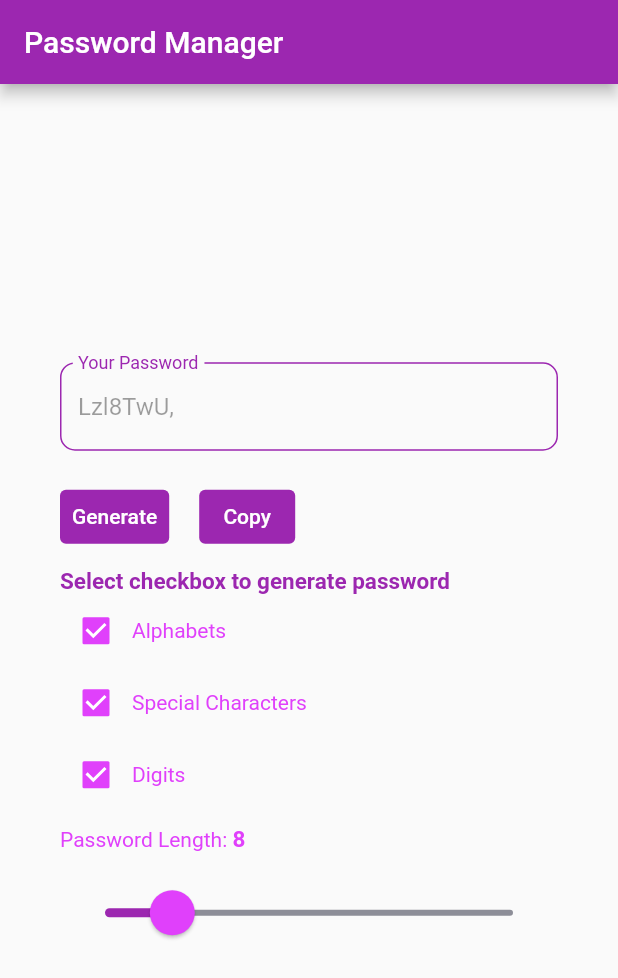
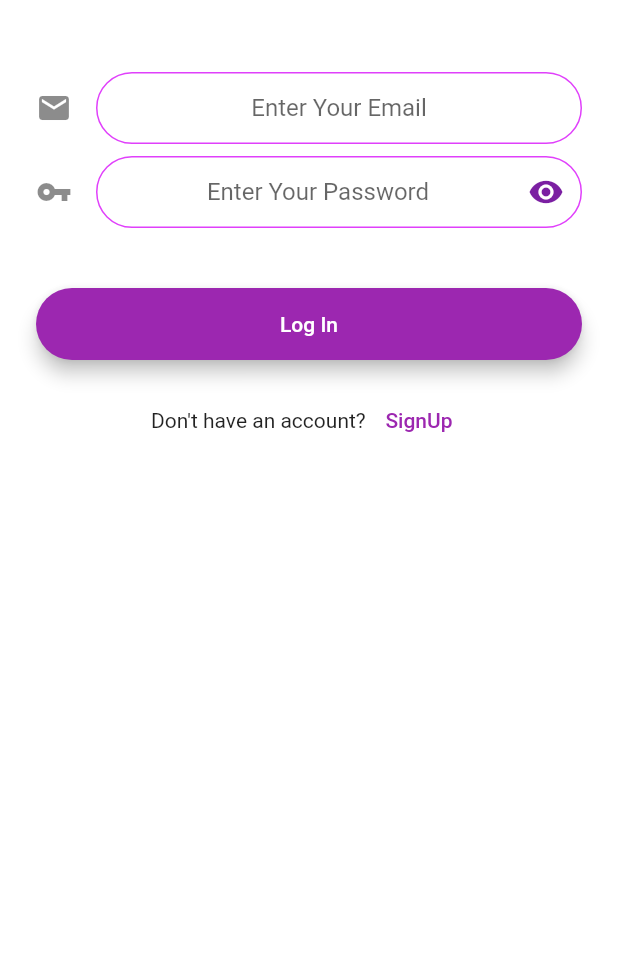
Before and after one commit to umairliaqat33/Password_Manager, a Flutter app: the screen it shows after launch, on a phone screen of 412 x 824 dp. Shown: the top 978 px of the screen. Run offline on Flutter 3.47's test engine with Material 2 defaults, Android fonts, the light colour scheme and no system bars; our stand-ins replace cloud_firestore, firebase_auth, firebase_core, fluttertoast, modal_progress_hud; accounts and stored records are empty; Roboto replaces fonts that are missing (Quicksand).

Commit message:
made login and register screens with proper validations and also made user to login, register and logout. task id: 5VhChIEA

```diff
--- a/lib/main.dart
+++ b/lib/main.dart
@@ -1,17 +1,51 @@
-import 'dart:math';
+// @dart=2.9
+import 'package:flutter/material.dart';
 import 'package:firebase_core/firebase_core.dart';
-import 'package:flutter/material.dart';
-import 'package:password_manager/screens/password_creating_screen.dart';
+import 'package:firebase_auth/firebase_auth.dart';
+import 'package:password_manager/screens/login_screen.dart';
+import 'package:password_manager/screens/welcom_screen.dart';
 
-Future<void> main()async {
+User user = FirebaseAuth.instance.currentUser;
+
+Future<void> main() async {
   WidgetsFlutterBinding.ensureInitialized();
   await Firebase.initializeApp();
-  runApp(const MyHomePage());
+  // runApp(ChangeNotifierProvider(
+  //     create: (context) => Transactions(), child: MyApp()));
+  runApp(MyApp());
+}
+
+class MyApp extends StatelessWidget {
+  final Future<FirebaseApp> _fbApp = Firebase.initializeApp();
+
+  @override
+  Widget build(BuildContext context) {
+    return MaterialApp(
+      theme: ThemeData(
+        fontFamily: 'Quicksand',
+        primarySwatch: Colors.purple,
+        primaryColor: Colors.purpleAccent,
+      ),
+      home: FutureBuilder(
+        future: _fbApp,
+        builder: (context, snapshot) {
+          if (snapshot.hasError) {
+            print("You have an error ${snapshot.error.toString()}");
+            return Text("Something went wrong");
+          } else if (snapshot.hasData) {
+            return MyHomePage();
+          } else {
+            return Center(
+              child: CircularProgressIndicator(),
+            );
+          }
+        },
+      ),
+    );
+  }
 }
 
 class MyHomePage extends StatefulWidget {
-  const MyHomePage({Key? key}) : super(key: key);
-
   @override
   State<MyHomePage> createState() => _MyHomePageState();
 }
@@ -21,17 +55,14 @@ class _MyHomePageState extends State<MyHomePage> {
   Widget build(BuildContext context) {
     return MaterialApp(
       theme: ThemeData(
-        appBarTheme: AppBarTheme(color: Colors.purple),
-        checkboxTheme: CheckboxThemeData(
-          fillColor:
-              MaterialStateColor.resolveWith((states) => Colors.purpleAccent),
-          checkColor: MaterialStateColor.resolveWith((states) => Colors.white),
-        ),
-        primaryColor: Colors.purple,
+        fontFamily: 'Quicksand',
+        primarySwatch: Colors.purple,
+        primaryColor: Colors.purpleAccent,
       ),
-      home: Scaffold(
-        body: PasswordCreation(),
-      ),
+      initialRoute: '/',
+      routes: {
+        '/': (context) => user == null ? LoginScreen() : WelcomeUserScreen(),
+      },
     );
   }
 }
--- /dev/null
+++ b/lib/models/constants.dart
@@ -0,0 +1,25 @@
+import 'package:flutter/material.dart';
+
+const kMessageContainerDecoration = BoxDecoration(
+  border: Border(
+    top: BorderSide(color: Colors.lightBlueAccent, width: 2.0),
+  ),
+);
+
+const kMessageTextFieldDecoration = InputDecoration(
+  hintText: 'Enter a value',
+  icon: Icon(null),
+  // errorText: null,
+  contentPadding: EdgeInsets.symmetric(vertical: 10.0, horizontal: 20.0),
+  border: OutlineInputBorder(
+    borderRadius: BorderRadius.all(Radius.circular(32.0)),
+  ),
+  enabledBorder: OutlineInputBorder(
+    borderSide: BorderSide(color: Colors.purpleAccent, width: 1.0),
+    borderRadius: BorderRadius.all(Radius.circular(32.0)),
+  ),
+  focusedBorder: OutlineInputBorder(
+    borderSide: BorderSide(color: Colors.purple, width: 2.0),
+    borderRadius: BorderRadius.all(Radius.circular(32.0)),
+  ),
+);
--- /dev/null
+++ b/lib/models/credentials.dart
@@ -0,0 +1,21 @@
+class UserModel {
+  String? id;
+  String? name;
+  String? email;
+
+  //receiving data from firebase
+  UserModel({this.id, this.name, this.email});
+
+  factory UserModel.fromMap(map) {
+    return UserModel(id: map['id'], name: map['Name'], email: map['Email']);
+  }
+
+  //sending data to firebase
+  Map<String, dynamic> toMap() {
+    return {
+      'id': id,
+      'Email': email,
+      'Name': name,
+    };
+  }
+}
--- /dev/null
+++ b/lib/screens/login_screen.dart
@@ -0,0 +1,217 @@
+import 'dart:io';
+
+import 'package:firebase_auth/firebase_auth.dart';
+import 'package:flutter/material.dart';
+import 'package:fluttertoast/fluttertoast.dart';
+import 'package:modal_progress_hud/modal_progress_hud.dart';
+import 'package:password_manager/models/constants.dart';
+import 'package:password_manager/screens/register_screen.dart';
+import 'package:password_manager/screens/welcom_screen.dart';
+
+class LoginScreen extends StatefulWidget {
+  static const String id = 'login_screen';
+
+  @override
+  _LoginScreenState createState() => _LoginScreenState();
+}
+
+class _LoginScreenState extends State<LoginScreen> {
+  final emailController = TextEditingController();
+  final passController = TextEditingController();
+  final _formKey = GlobalKey<FormState>();
+  final _auth = FirebaseAuth.instance;
+  bool showSpinner = false;
+  bool _passwordVisible = true;
+  bool isLoginError = false;
+
+  @override
+  Widget build(BuildContext context) {
+    return Scaffold(
+      // appBar: AppBar(
+      //   backgroundColor: Colors.transparent,
+      //   elevation: 0,
+      //   leading: IconButton(
+      //     icon: Icon(
+      //       Icons.arrow_back,
+      //       color: Colors.purple,
+      //     ),
+      //     onPressed: () {
+      //       Navigator.pushReplacement(context,
+      //           MaterialPageRoute(builder: (context) => WelcomeScreen()));
+      //     },
+      //   ),
+      // ),
+      backgroundColor: Colors.white,
+      body: ModalProgressHUD(
+        inAsyncCall: showSpinner,
+        child: Padding(
+          padding: EdgeInsets.symmetric(horizontal: 24.0),
+          child: Form(
+            key: _formKey,
+            child: SingleChildScrollView(
+              child: Column(
+                mainAxisAlignment: MainAxisAlignment.center,
+                crossAxisAlignment: CrossAxisAlignment.stretch,
+                children: <Widget>[
+                  // Hero(
+                  //   tag: 'logo',
+                  //   child: Container(
+                  //     height: 200.0,
+                  //     child: Image.asset('assets/images/logo.png'),
+                  //   ),
+                  // ),
+                  SizedBox(
+                    height: 48.0,
+                  ),
+                  Visibility(
+                    visible: isLoginError,
+                    child: Text(
+                      "Please check your email or password",
+                      style: TextStyle(
+                        color: Colors.red,
+                        fontSize: 15,
+                      ),
+                    ),
+                  ),
+                  TextFormField(
+                    validator: (value) {
+                      if (value!.isEmpty) {
+                        return "Field required";
+                      }
+                      if (!RegExp("^[a-zA-Z0-9+_.-]+@[a-zA-Z0-9.-]+.[a-z]")
+                          .hasMatch(value)) {
+                        return "Enter a valid email";
+                      }
+                      return null;
+                    },
+                    cursorColor: Colors.purple,
+                    textInputAction: TextInputAction.next,
+                    keyboardType: TextInputType.emailAddress,
+                    textAlign: TextAlign.center,
+                    controller: emailController,
+                    decoration: kMessageTextFieldDecoration.copyWith(
+                      hintText: 'Enter Your Email',
+                      icon: Icon(Icons.email),
+                    ),
+                  ),
+                  SizedBox(
+                    height: 8.0,
+                  ),
+                  TextFormField(
+                    validator: (value) {
+                      RegExp regex = new RegExp(r"^.{8,}$");
+                      if (value!.isEmpty) {
+                        return "Field is required";
+                      }
+                      if (!regex.hasMatch(value)) {
+                        return "Password must contain 8 characters minimum";
+                      }
+                      return null;
+                    },
+                    cursorColor: Colors.purple,
+                    textInputAction: TextInputAction.done,
+                    obscureText: _passwordVisible,
+                    textAlign: TextAlign.center,
+                    controller: passController,
+                    decoration: kMessageTextFieldDecoration.copyWith(
+                      suffixIcon: IconButton(
+                        icon: Icon(
+                          _passwordVisible
+                              ? Icons.visibility
+                              : Icons.visibility_off,
+                          color: Theme.of(context).primaryColorDark,
+                        ),
+                        onPressed: () {
+                          setState(() {
+                            _passwordVisible = !_passwordVisible;
+                          });
+                        },
+                      ),
+                      hintText: 'Enter Your Password',
+                      icon: Icon(Icons.vpn_key),
+                    ),
+                  ),
+                  SizedBox(
+                    height: 24.0,
+                  ),
+                  Padding(
+                    padding: EdgeInsets.symmetric(vertical: 16.0),
+                    child: Material(
+                      color: Colors.purple,
+                      borderRadius: BorderRadius.all(Radius.circular(30.0)),
+                      elevation: 5.0,
+                      child: MaterialButton(
+                        onPressed: () {
+                          setState(() {
+                            showSpinner = true;
+                          });
+                          singIn(emailController.text, passController.text);
+                          FocusManager.instance.primaryFocus?.unfocus();
+                        },
+                        minWidth: 200.0,
+                        height: 42.0,
+                        child: Text(
+                          'Log In',
+                          style: TextStyle(color: Colors.white),
+                        ),
+                      ),
+                    ),
+                  ),
+                  Row(
+                    mainAxisAlignment: MainAxisAlignment.center,
+                    children: <Widget>[
+                      Text('Don\'t have an account? '),
+                      TextButton(
+                        style:
+                            ButtonStyle(splashFactory: NoSplash.splashFactory),
+                        onPressed: () {
+                          Navigator.push(
+                              context,
+                              MaterialPageRoute(
+                                  builder: (context) => RegistrationScreen()));
+                        },
+                        child: Text("SignUp"),
+                      ),
+                    ],
+                  ),
+                ],
+              ),
+            ),
+          ),
+        ),
+      ),
+    );
+  }
+
+  void singIn(String email, String password) async {
+    if (_formKey.currentState!.validate()) {
+      try {
+        await _auth
+            .signInWithEmailAndPassword(email: email, password: password)
+            .then((uid) {
+          Fluttertoast.showToast(msg: "Login Successful");
+        });
+        setState(() {
+          isLoginError = false;
+        });
+        Navigator.pushReplacement(context,
+                MaterialPageRoute(builder: (context) => WelcomeUserScreen()))
+            .catchError((e) {
+          Fluttertoast.showToast(msg: e);
+        });
+      } catch (e) {
+        sleep(const Duration(seconds: 5));
+        showSpinner = false;
+        setState(() {
+          isLoginError = true;
+        });
+        Fluttertoast.showToast(msg: e.toString());
+      }
+    } else {
+      setState(() {
+        isLoginError = true;
+      });
+      showSpinner = false;
+    }
+  }
+}
--- a/pubspec.yaml
+++ b/pubspec.yaml
@@ -38,6 +38,8 @@ dependencies:
   firebase_core: ^1.20.0
   firebase_database: ^9.0.20
   firebase_auth: ^3.6.1
+  modal_progress_hud: ^0.1.3
+  cloud_firestore: ^3.4.2
 
 dev_dependencies:
   flutter_test:
```
Also changed, not shown: lib/screens/password_creating_screen.dart (+18 -2 lines), lib/screens/register_screen.dart (added, +319 -0 lines), lib/screens/welcom_screen.dart (added, +77 -0 lines), pubspec.lock, 1 other file.
